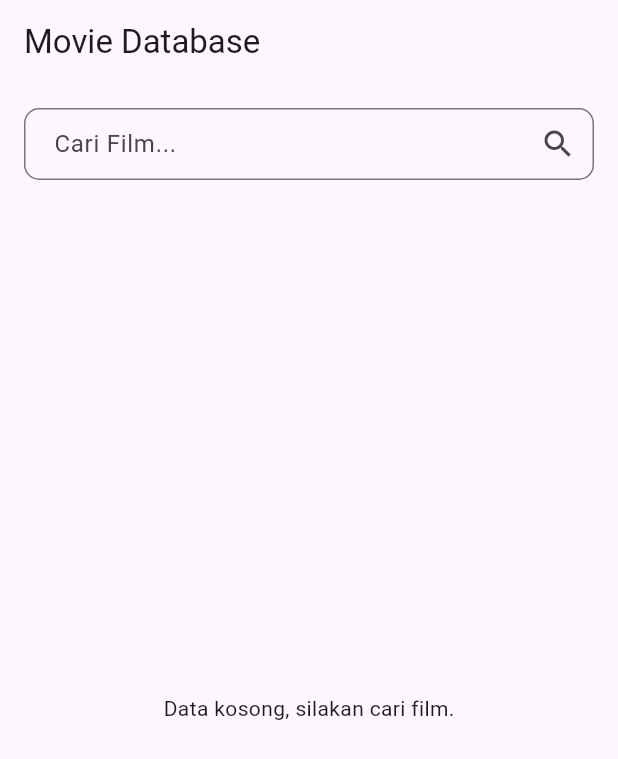
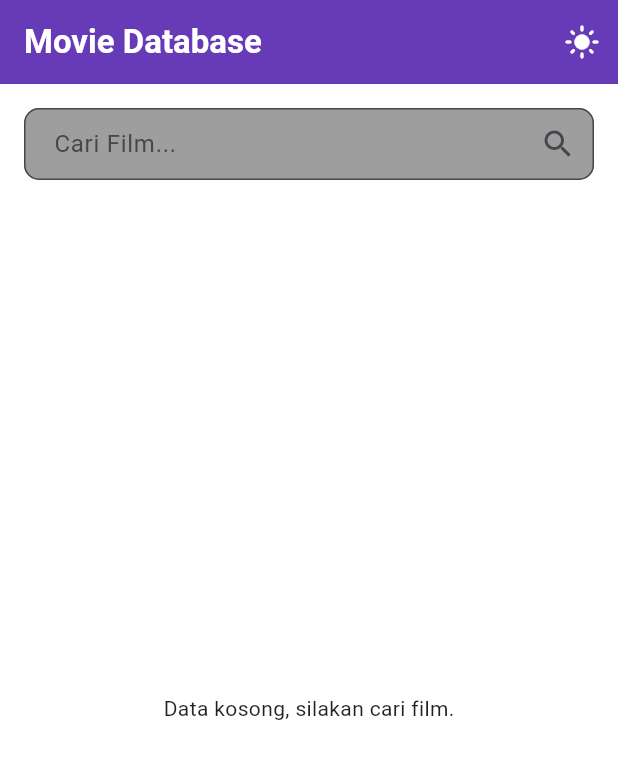
Before and after one commit to sharrland/p6_mopro, a Flutter app: the screen it shows after launch, on a phone screen of 412 x 824 dp. Shown: the top 759 px of the screen. Run offline on Flutter 3.47's test engine with Material 3 defaults, Android fonts, the phone set to English and light mode, and no system bars; our stand-ins replace flutter_dotenv, get.

Commit message:
Menambahkan Tema dan Animasi

```diff
--- /dev/null
+++ b/lib/core/theme/app_theme.dart
@@ -0,0 +1,35 @@
+import 'package:flutter/material.dart';
+
+class AppTheme {
+  static final light = ThemeData(
+    brightness:  Brightness.light,
+    primarySwatch: Colors.deepPurple,
+    scaffoldBackgroundColor: Colors.white,
+    appBarTheme: AppBarTheme(
+      backgroundColor: Colors.deepPurple,
+      foregroundColor: Colors.white,
+      elevation: 0,
+    ),
+    cardColor: Colors.grey,
+    textTheme: TextTheme(
+      bodyMedium: TextStyle(color: Colors.black87),
+      titleLarge: TextStyle(color: Colors.black87, fontWeight: FontWeight.bold),
+    ),
+  );
+
+   static final dark = ThemeData(
+    brightness:  Brightness.dark,
+    primarySwatch: Colors.deepPurple,
+    scaffoldBackgroundColor: Color.fromARGB(255, 18, 18, 18),
+    appBarTheme: AppBarTheme(
+      backgroundColor: Color.fromARGB(255, 31, 31, 31),
+      foregroundColor: Colors.white,
+      elevation: 0,
+    ),
+    cardColor: Color.fromARGB(255, 44, 44, 44),
+    textTheme: TextTheme(
+      bodyMedium: TextStyle(color: Colors.white70),
+      titleLarge: TextStyle(color: Colors.white, fontWeight: FontWeight.bold),
+    ),
+  );
+}
--- a/lib/main.dart
+++ b/lib/main.dart
@@ -1,8 +1,12 @@
 import 'package:flutter/material.dart';
 import 'package:flutter_dotenv/flutter_dotenv.dart';
+import 'package:get/get_core/src/get_main.dart';
+import 'package:get/get_instance/get_instance.dart';
 import 'package:get/get_navigation/src/root/get_material_app.dart';
 import 'package:p6_mopro/routes/app_pages.dart';
 import 'package:p6_mopro/routes/app_routes.dart';
+import 'package:p6_mopro/core/theme/app_theme.dart';
+import 'package:p6_mopro/view_models/theme_controller.dart';
 
 void main() async {
   WidgetsFlutterBinding.ensureInitialized();
@@ -18,6 +22,15 @@ class MyApp extends StatelessWidget {
   Widget build(BuildContext context) {
     return GetMaterialApp(
       debugShowCheckedModeBanner: false,
+
+      initialBinding: BindingsBuilder(() {
+        Get.put(ThemeController());
+      }),
+
+
+      theme: AppTheme.light,
+      darkTheme: AppTheme.dark,
+
       initialRoute: Routes.home,
       getPages: AppPages.pages,
     );
--- a/lib/models/movie_detail_model.dart
+++ b/lib/models/movie_detail_model.dart
@@ -7,6 +7,7 @@ class MovieDetail {
   final String plot;
   final String director;
   final String genre;
+  final String imdbID;
 
   MovieDetail({
     required this.title,
@@ -15,6 +16,7 @@ class MovieDetail {
     required this.plot,
     required this.director,
     required this.genre,
+    required this.imdbID,
   });
 
   factory MovieDetail.fromJson(Map<String, dynamic> json) {
@@ -27,6 +29,7 @@ class MovieDetail {
       plot: json['Plot'] ?? 'Deskripsi tidak tersedia',
       director: json['Director'] ?? 'N/A',
       genre: json['Genre'] ?? 'N/A',
+      imdbID: json['imdbID'] ?? 'N/A',
       );
   }
 }
--- /dev/null
+++ b/lib/view_models/theme_controller.dart
@@ -0,0 +1,12 @@
+import 'package:flutter/material.dart';
+import 'package:get/get.dart';
+
+class ThemeController extends GetxController{
+  var isDarkMode = false.obs;
+
+  void toggleTheme() {
+    isDarkMode.toggle();
+
+    Get.changeThemeMode(isDarkMode.value ? ThemeMode.dark : ThemeMode.light);
+  }
+}
--- a/lib/views/movie_view.dart
+++ b/lib/views/movie_view.dart
@@ -2,16 +2,34 @@ import 'package:flutter/material.dart';
 import 'package:get/get.dart';
 import 'package:p6_mopro/routes/app_routes.dart';
 import 'package:p6_mopro/view_models/movie_controller.dart';
+import 'package:p6_mopro/view_models/theme_controller.dart';
 
 class MovieView extends GetView<MovieController> {
   final TextEditingController searchController = TextEditingController();
+
+  final ThemeController themeController = Get.find();
 
   MovieView({super.key});
 
   @override
   Widget build(BuildContext context) {
     return Scaffold(
-      appBar: AppBar(title: Text("Movie Database")),
+      appBar: AppBar(
+        title: Text("Movie Database"),
+        actions: [
+          Obx(() => IconButton(
+            icon: AnimatedSwitcher(
+              duration: Duration(milliseconds: 300),
+              transitionBuilder: (child, animation) => RotationTransition(turns: animation, child: child),
+              child: Icon(
+                themeController.isDarkMode.value ? Icons.dark_mode : Icons.light_mode,
+                key: ValueKey(themeController.isDarkMode.value),
+              ),
+            ),
+            onPressed: themeController.toggleTheme,
+          ))
+        ],
+      ),
       body: Padding(
         padding: const EdgeInsets.all(16.0),
         child: Column(
@@ -30,6 +48,8 @@ class MovieView extends GetView<MovieController> {
                 ),
                 border: OutlineInputBorder(borderRadius: BorderRadius.circular(10)),
                 contentPadding: EdgeInsets.symmetric(horizontal: 16, vertical: 0),
+                filled: true,
+                fillColor: Theme.of(context).cardColor,
               ),
               onSubmitted: (val) => controller.searchMovies(val),
             ),
@@ -59,7 +79,20 @@ class MovieView extends GetView<MovieController> {
                   itemBuilder: (context, index) {
                     final movie = controller.movieList[index];
 
-                    return GestureDetector(
+                    return TweenAnimationBuilder(
+                      tween: Tween(begin: 0.0, end: 1.0),
+                      duration: Duration(milliseconds: 400 + (index * 50)),
+                      curve: Curves.easeOut,
+                      builder: (context, value, child) {
+                        return Transform.translate(
+                          offset: Offset(0, 50 * (1 - value)),
+                          child: Opacity(
+                            opacity: value,
+                            child: child,
+                          ),
+                        );
+                      },
+                      child: GestureDetector(
                         onTap: () {
                           // Navigasi ke Detail
                           Get.toNamed(Routes.detail, arguments: movie.imdbID);
@@ -76,19 +109,13 @@ class MovieView extends GetView<MovieController> {
                               Expanded(
                                 child: ClipRRect(
                                   borderRadius: BorderRadius.vertical(top: Radius.circular(12)),
+                                  child: Hero(
+                                    tag: movie.imdbID,
                                     child: Image.network(
                                       movie.poster,
                                       fit: BoxFit.cover, // Gambar full memenuhi area
-                                  errorBuilder: (ctx, error, stack) => Container(
-                                    color: Colors.grey[300],
-                                    child: Center(
-                                      child: Icon(Icons.broken_image, color: Colors.grey),
+                                      errorBuilder: (context, error, stackTrace) => Icon(Icons.broken_image),
                                     ),
-                                  ),
-                                  loadingBuilder: (ctx, child, progress) {
-                                    if (progress == null) return child;
-                                    return Center(child: CircularProgressIndicator());
-                                  },
                                   ),
                                 ),
                               ),
@@ -103,23 +130,18 @@ class MovieView extends GetView<MovieController> {
                                       movie.title,
                                       maxLines: 2, // Maksimal 2 baris
                                       overflow: TextOverflow.ellipsis, // ... jika kepanjangan
-                                    style: TextStyle(
-                                      fontWeight: FontWeight.bold,
-                                      fontSize: 14,
-                                    ),
+                                      style: Theme.of(context).textTheme.titleSmall,
                                     ),
                                     SizedBox(height: 4),
                                     Text(
                                       movie.year,
-                                    style: TextStyle(
-                                      color: Colors.grey[600],
-                                      fontSize: 12,
-                                    ),
+                                      style: Theme.of(context).textTheme.bodySmall,
                                     ),
                                   ],
                                 ),
                               ),
                             ],
+                          ),
                         ),
                       ),
                     );
```
Also changed, not shown: lib/views/movie_detail_view.dart (+100 -19 lines). Lines whose indentation alone changed are shown as unchanged.
